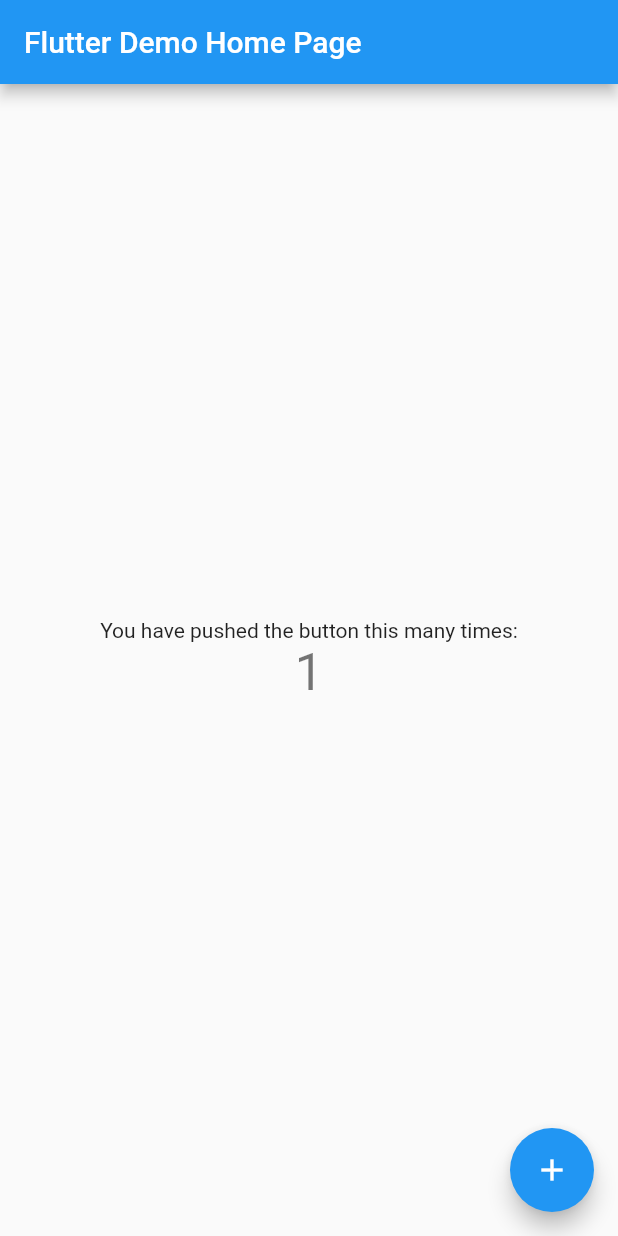
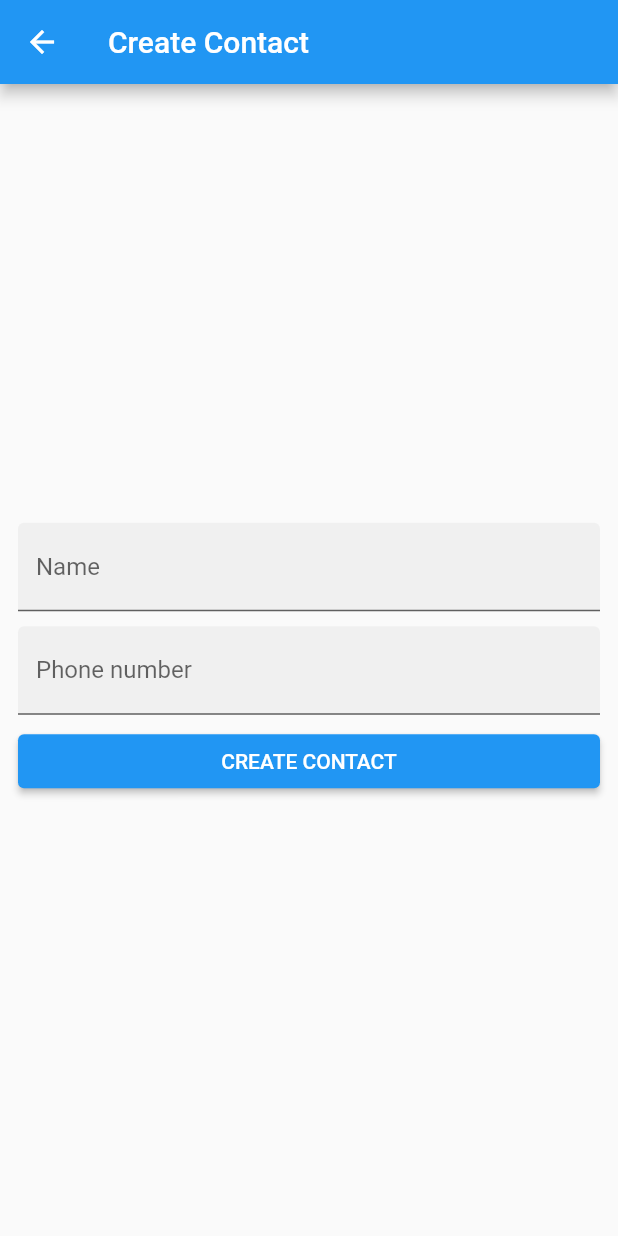
Before and after one commit to szzin20/21102101_TI2_ppb2324-2, a Flutter app: the screen it shows after launch, after a tap on the "add" icon, on a phone screen of 412 x 824 dp. Run offline on Flutter 3.47's test engine with Material 2 defaults, Android fonts, the phone set to English and light mode, and no system bars; our stand-ins replace bloc, equatable, flutter_bloc.

Commit message:
feat: add mvvm

```diff
--- a/praktikum_03/lib/main.dart
+++ b/praktikum_03/lib/main.dart
@@ -1,115 +1,27 @@
 import 'package:flutter/material.dart';
+import 'package:flutter_bloc/flutter_bloc.dart';
+import 'package:praktikum_03/view/home_screen.dart';
+import 'package:praktikum_03/view_model/contact_cubit.dart';
 
 void main() {
   runApp(const MyApp());
 }
 
 class MyApp extends StatelessWidget {
-  const MyApp({super.key});
+  const MyApp({Key? key}) : super(key: key);
 
-  // This widget is the root of your application.
   @override
   Widget build(BuildContext context) {
-    return MaterialApp(
-      title: 'Flutter Demo',
-      theme: ThemeData(
-        // This is the theme of your application.
-        //
-        // Try running your application with "flutter run". You'll see the
-        // application has a blue toolbar. Then, without quitting the app, try
-        // changing the primarySwatch below to Colors.green and then invoke
-        // "hot reload" (press "r" in the console where you ran "flutter run",
-        // or simply save your changes to "hot reload" in a Flutter IDE).
-        // Notice that the counter didn't reset back to zero; the application
-        // is not restarted.
-        primarySwatch: Colors.blue,
+    return MultiBlocProvider(
+      providers: [
+        BlocProvider(
+          create: (context) => ContactCubit(),
+        )
+      ],
+      child: MaterialApp(
+        theme: ThemeData(useMaterial3: false),
+        home: const HomeScreen(),
       ),
-      home: const MyHomePage(title: 'Flutter Demo Home Page'),
     );
   }
 }
-
-class MyHomePage extends StatefulWidget {
-  const MyHomePage({super.key, required this.title});
-
-  // This widget is the home page of your application. It is stateful, meaning
-  // that it has a State object (defined below) that contains fields that affect
-  // how it looks.
-
-  // This class is the configuration for the state. It holds the values (in this
-  // case the title) provided by the parent (in this case the App widget) and
-  // used by the build method of the State. Fields in a Widget subclass are
-  // always marked "final".
-
-  final String title;
-
-  @override
-  State<MyHomePage> createState() => _MyHomePageState();
-}
-
-class _MyHomePageState extends State<MyHomePage> {
-  int _counter = 0;
-
-  void _incrementCounter() {
-    setState(() {
-      // This call to setState tells the Flutter framework that something has
-      // changed in this State, which causes it to rerun the build method below
-      // so that the display can reflect the updated values. If we changed
-      // _counter without calling setState(), then the build method would not be
-      // called again, and so nothing would appear to happen.
-      _counter++;
-    });
-  }
-
-  @override
-  Widget build(BuildContext context) {
-    // This method is rerun every time setState is called, for instance as done
-    // by the _incrementCounter method above.
-    //
-    // The Flutter framework has been optimized to make rerunning build methods
-    // fast, so that you can just rebuild anything that needs updating rather
-    // than having to individually change instances of widgets.
-    return Scaffold(
-      appBar: AppBar(
-        // Here we take the value from the MyHomePage object that was created by
-        // the App.build method, and use it to set our appbar title.
-        title: Text(widget.title),
-      ),
-      body: Center(
-        // Center is a layout widget. It takes a single child and positions it
-        // in the middle of the parent.
-        child: Column(
-          // Column is also a layout widget. It takes a list of children and
-          // arranges them vertically. By default, it sizes itself to fit its
-          // children horizontally, and tries to be as tall as its parent.
-          //
-          // Invoke "debug painting" (press "p" in the console, choose the
-          // "Toggle Debug Paint" action from the Flutter Inspector in Android
-          // Studio, or the "Toggle Debug Paint" command in Visual Studio Code)
-          // to see the wireframe for each widget.
-          //
-          // Column has various properties to control how it sizes itself and
-          // how it positions its children. Here we use mainAxisAlignment to
-          // center the children vertically; the main axis here is the vertical
-          // axis because Columns are vertical (the cross axis would be
-          // horizontal).
-          mainAxisAlignment: MainAxisAlignment.center,
-          children: <Widget>[
-            const Text(
-              'You have pushed the button this many times:',
-            ),
-            Text(
-              '$_counter',
-              style: Theme.of(context).textTheme.headlineMedium,
-            ),
-          ],
-        ),
-      ),
-      floatingActionButton: FloatingActionButton(
-        onPressed: _incrementCounter,
-        tooltip: 'Increment',
-        child: const Icon(Icons.add),
-      ), // This trailing comma makes auto-formatting nicer for build methods.
-    );
-  }
-}
--- /dev/null
+++ b/praktikum_03/lib/model/user.dart
@@ -0,0 +1,11 @@
+// ignore_for_file: public_member_api_docs, sort_constructors_first
+class User {
+  final String name;
+  final int number;
+
+  User({
+    required this.name,
+    required this.number,
+  });
+
+}
--- /dev/null
+++ b/praktikum_03/lib/view/add_contact_screen.dart
@@ -0,0 +1,106 @@
+import 'package:flutter/material.dart';
+import 'package:flutter/services.dart';
+import 'package:flutter_bloc/flutter_bloc.dart';
+import '../view_model/contact_cubit.dart';
+import 'home_screen.dart';
+
+class AddContactScreen extends StatefulWidget {
+  const AddContactScreen({Key? key}) : super(key: key);
+
+  @override
+  State<AddContactScreen> createState() => _AddContactScreenState();
+}
+
+class _AddContactScreenState extends State<AddContactScreen> {
+  final _formKey = GlobalKey<FormState>();
+  TextEditingController username = TextEditingController();
+  TextEditingController phoneNumber = TextEditingController();
+
+  @override
+  void dispose() {
+    username.dispose();
+    phoneNumber.dispose();
+    super.dispose();
+  }
+
+  @override
+  Widget build(BuildContext context) {
+    return Scaffold(
+      appBar: AppBar(
+        title: const Text('Create Contact'),
+      ),
+      body: Padding(
+        padding: const EdgeInsets.all(12.0),
+        child: BlocBuilder<ContactCubit, ContactState>(
+          builder: (context, state) {
+            return Form(
+              key: _formKey,
+              child: Column(
+                mainAxisAlignment: MainAxisAlignment.center,
+                children: [
+                  TextFormField(
+                    controller: username,
+                    decoration: const InputDecoration(
+                        filled: true, hintText: 'Name', labelText: 'Name'),
+                    validator: (value) {
+                      if (value == null || value.isEmpty) {
+                        return 'Add Name Properly';
+                      }
+                      return null;
+                    },
+                  ),
+                  const SizedBox(
+                    height: 10.0,
+                  ),
+                  TextFormField(
+                    controller: phoneNumber,
+                    keyboardType: TextInputType
+                        .number, // Set keyboard type menjadi number
+                    inputFormatters: [
+                      FilteringTextInputFormatter.digitsOnly
+                    ], // Hanya mengizinkan input angka
+                    decoration: const InputDecoration(
+                        filled: true,
+                        hintText: 'Phone number',
+                        labelText: 'Phone number'),
+                    validator: (value) {
+                      if (value == null || value.isEmpty) {
+                        return 'Add Phone Number Properly';
+                      }
+                      return null;
+                    },
+                  ),
+                  const SizedBox(
+                    height: 7.0,
+                  ),
+                  SizedBox(
+                    width: double.infinity,
+                    child: ElevatedButton(
+                      onPressed: () {
+                        if (_formKey.currentState!.validate()) {
+                          context.read<ContactCubit>().addContact(
+                                username: username.text,
+                                number: int.parse(phoneNumber.text),
+                              );
+                          ScaffoldMessenger.of(context).showSnackBar(
+                            const SnackBar(content: Text('Added Contact')),
+                          );
+                          Navigator.pushAndRemoveUntil(
+                              context,
+                              MaterialPageRoute(
+                                  builder: (context) => const HomeScreen()),
+                              (route) => false);
+                        }
+                      },
+                      child: const Text('CREATE CONTACT'),
+                    ),
+                  ),
+                ],
+              ),
+            );
+          },
+        ),
+      ),
+    );
+  }
+}
--- /dev/null
+++ b/praktikum_03/lib/view/home_screen.dart
@@ -0,0 +1,82 @@
+import 'package:flutter/material.dart';
+import 'package:flutter_bloc/flutter_bloc.dart';
+import 'package:praktikum_03/view/add_contact_screen.dart';
+import 'package:praktikum_03/view_model/contact_cubit.dart';
+
+class HomeScreen extends StatelessWidget {
+  const HomeScreen({Key? key}) : super(key: key);
+
+  @override
+  Widget build(BuildContext context) {
+    return Scaffold(
+      appBar: AppBar(
+        title: const Text('Home'),
+      ),
+      floatingActionButton: FloatingActionButton(
+        onPressed: () {
+          Navigator.push(
+            context,
+            MaterialPageRoute(builder: (context) => const AddContactScreen()),
+          );
+        },
+        child: const Icon(Icons.add),
+      ),
+      body: BlocBuilder<ContactCubit, ContactState>(
+        builder: (context, state) {
+          if (state is ContactLoaded) {
+            return ListView.builder(
+              scrollDirection: Axis.vertical,
+              itemCount: state.user.length,
+              itemBuilder: (context, index) {
+                return Padding(
+                  padding:
+                      const EdgeInsets.symmetric(horizontal: 8, vertical: 12),
+                  child: Container(
+                    decoration: const BoxDecoration(
+                      color: Color(0xffD2ECD6),
+                      borderRadius: BorderRadius.all(
+                        Radius.circular(5.0),
+                      ),
+                    ),
+                    child: ListTile(
+                      leading: const Icon(Icons.account_circle_rounded),
+                      title: Column(
+                        crossAxisAlignment: CrossAxisAlignment.start,
+                        mainAxisAlignment: MainAxisAlignment.spaceBetween,
+                        children: [
+                          Text(state.user[index].name),
+                          Text(
+                            state.user[index].number.toString(),
+                            style: const TextStyle(color: Colors.black54),
+                          ),
+                        ],
+                      ),
+                      trailing: GestureDetector(
+                          onTap: () {
+                            context
+                                .read<ContactCubit>()
+                                .removeUser(index: index);
+                          },
+                          child: const Icon(Icons.delete)),
+                    ),
+                  ),
+                );
+              },
+            );
+          } else if (state is ContactLoading) {
+            return const Center(child: CircularProgressIndicator());
+          }
+          return  Center(
+            child: Column(
+              mainAxisAlignment: MainAxisAlignment.center,
+              children: const [
+                Icon(Icons.group_outlined),
+                Text('Your contact is empty'),
+              ],
+            ),
+          );
+        },
+      ),
+    );
+  }
+}
--- /dev/null
+++ b/praktikum_03/lib/view_model/contact_cubit.dart
@@ -0,0 +1,28 @@
+import 'package:bloc/bloc.dart';
+import 'package:equatable/equatable.dart';
+import '../../model/user.dart';
+part 'contact_state.dart';
+
+class ContactCubit extends Cubit<ContactState> {
+  ContactCubit() : super(ContactInitial());
+
+  List<User> user = [];
+
+  void addContact({required String username, required int number}) async {
+    emit(ContactInitial());
+    user.add(User(name: username, number: number));
+    emit(ContactLoading());
+    await Future.delayed(
+        const Duration(seconds: 2), () => emit(ContactLoaded(user: user)));
+  }
+
+  void removeUser({required int index}) {
+    emit(ContactInitial());
+    user.removeAt(index);
+    if (user.isEmpty) {
+      emit(ContactInitial());
+    } else {
+      emit(ContactLoaded(user: user));
+    }
+  }
+}
--- /dev/null
+++ b/praktikum_03/lib/view_model/contact_state.dart
@@ -0,0 +1,21 @@
+part of 'contact_cubit.dart';
+
+abstract class ContactState extends Equatable {
+  const ContactState();
+
+  @override
+  List<User> get props => [];
+}
+
+class ContactInitial extends ContactState {}
+
+class ContactLoading extends ContactState {}
+
+class ContactLoaded extends ContactState {
+  final List<User> user;
+
+  const ContactLoaded({required this.user});
+
+  @override
+  List<User> get props => user;
+}
--- /dev/null
+++ b/praktikum_03/lib/viewmodel/contact_cubit.dart
@@ -0,0 +1 @@
+// TODO Implement this library.
--- a/praktikum_03/pubspec.yaml
+++ b/praktikum_03/pubspec.yaml
@@ -35,6 +35,9 @@
   # The following adds the Cupertino Icons font to your application.
   # Use with the CupertinoIcons class for iOS style icons.
   cupertino_icons: ^1.0.2
+  flutter_bloc: ^8.1.4
+  equatable: ^2.0.5
+  bloc: ^8.1.3
 
 dev_dependencies:
   flutter_test:
```
Also changed, not shown: praktikum_03/pubspec.lock.
